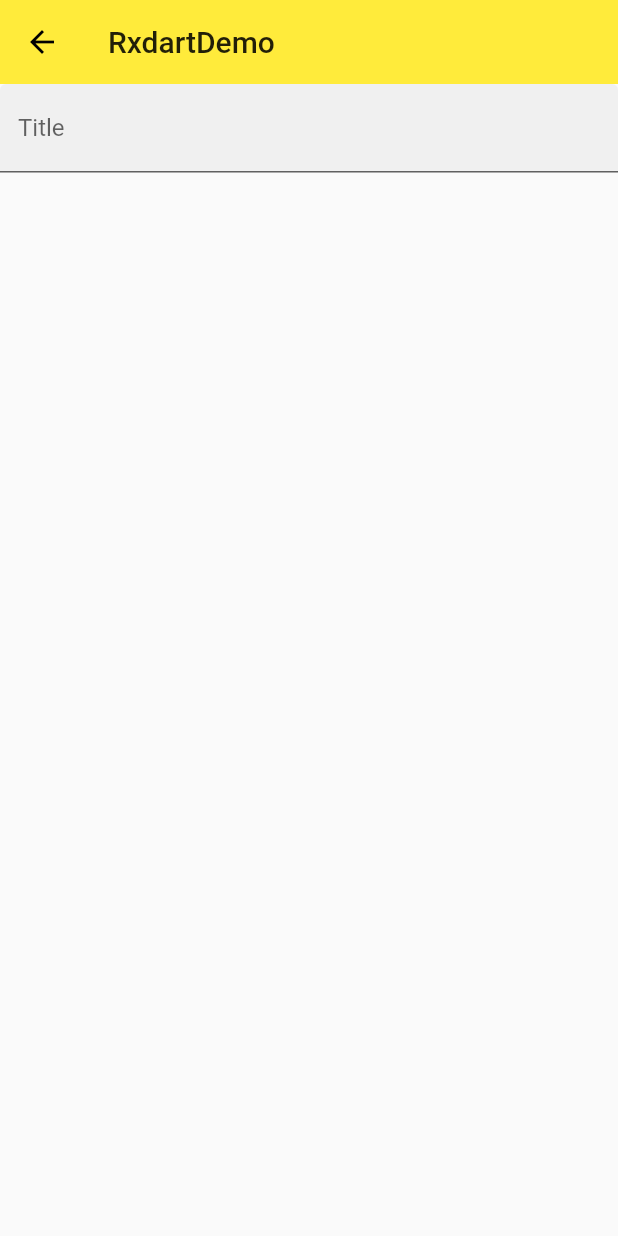
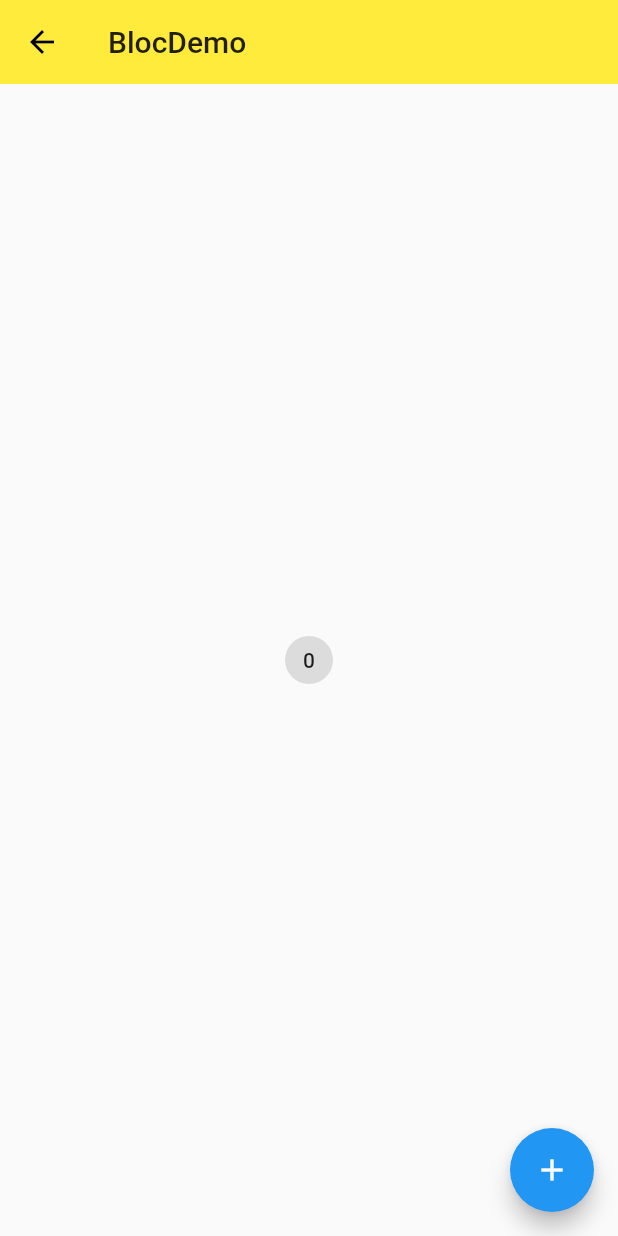
Before and after one commit to zhyaiqq/learn_flutter, a Flutter app: the screen it shows after launch, on a phone screen of 412 x 824 dp. Run offline on Flutter 3.47's test engine with Material 2 defaults, Android fonts, the phone set to English and light mode, and no system bars; our stand-ins replace rxdart.

Commit message:
feat: 初识bloc

```diff
--- /dev/null
+++ b/lib/demo/bloc/bloc_demo.dart
@@ -0,0 +1,19 @@
+import 'package:flutter/material.dart';
+import './counter_bloc_demo.dart';
+
+class BlocDemo extends StatelessWidget {
+  @override
+  Widget build(BuildContext context) {
+    return CounterProvider(
+      bloc: CounterBloc(),
+      child: Scaffold(
+        appBar: AppBar(
+          title: Text('BlocDemo'),
+          elevation: 0.0
+        ),
+        body: CounterHome(),
+        floatingActionButton: CounterActionButton(),
+      ),
+    );
+  }
+}
--- /dev/null
+++ b/lib/demo/bloc/counter_bloc_demo.dart
@@ -0,0 +1,88 @@
+import 'dart:async';
+
+import 'package:flutter/material.dart';
+
+class CounterHome extends StatelessWidget {
+  @override
+  Widget build(BuildContext context) {
+    CounterBloc _counterBloc = CounterProvider.of(context).bloc;
+
+    return Center(
+      child: StreamBuilder(
+        initialData: 0,
+        stream: _counterBloc.count,
+        builder: (context, snapshot) {
+          return ActionChip(
+            label: Text('${snapshot.data}'),
+            onPressed: () {
+              // _counterBloc.log();
+              _counterBloc.counter.add(1);
+            },
+          );
+        },
+      ),
+    );
+  }
+}
+
+class CounterActionButton extends StatelessWidget {
+  @override
+  Widget build(BuildContext context) {
+    CounterBloc _counterBloc = CounterProvider.of(context).bloc;
+
+    return FloatingActionButton(
+      child: Icon(Icons.add),
+      onPressed: () {
+        // _counterBloc.log();
+        _counterBloc.counter.add(1);
+      },
+    );
+  }
+}
+
+class CounterProvider extends InheritedWidget {
+  final Widget child;
+  final CounterBloc bloc;
+
+  CounterProvider({
+    this.child,
+    this.bloc,
+  }) : super(child: child);
+
+  static CounterProvider of(BuildContext context) =>
+      context.inheritFromWidgetOfExactType(CounterProvider);
+
+  @override
+  bool updateShouldNotify(CounterProvider oldWidget) {
+    return true;
+  }
+}
+
+class CounterBloc {
+  int _count = 0;
+
+  final _counterActionController = StreamController<int>();
+  StreamSink<int> get counter => _counterActionController.sink;
+
+  final _counterController = StreamController();
+  Stream<dynamic> get count => _counterController.stream;
+
+  CounterBloc() {
+    _counterActionController.stream.listen(onData);
+  }
+
+  void onData(int data) {
+    print('$data');
+    _count = data + _count;
+    _counterController.add(_count);
+  }
+
+  void disponse() {
+    _counterActionController.close();
+    _counterController.close();
+  }
+
+  void log() {
+    print('BLoC');
+  }
+}
--- a/lib/main.dart
+++ b/lib/main.dart
@@ -10,6 +10,7 @@ import './demo/material_components.dart';
 import './demo/state/state_management_demo.dart';
 import './demo/stream/stream_demo.dart';
 import './demo/rxdart/rxdart_demo.dart';
+import './demo/bloc/bloc_demo.dart';
 
 void main() => runApp(AppState());
 
@@ -23,7 +24,7 @@ class AppState extends StatelessWidget {
         primaryColor: Colors.yellow,
         accentColor: Colors.blue
       ),
-      initialRoute: '/rxdart',
+      initialRoute: '/bloc',
       routes: {
         '/': (BuildContext context) => Home(),
         '/about': (BuildContext context) => RouteDemo('about'),
@@ -32,6 +33,7 @@ class AppState extends StatelessWidget {
         '/state': (context) => StateManagementDemo(),
         '/stream': (context) => StreamDemo(),
         '/rxdart': (context) => RxdartDemo(),
+        '/bloc': (context) => BlocDemo(),
       }
     );
   }
```
